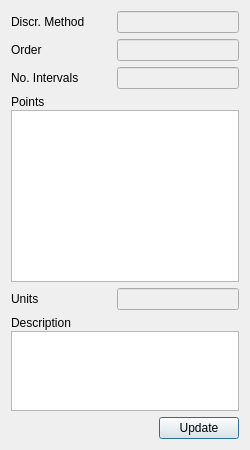
Before: the Qt Designer form trunk/daetools-package/daetools/dae_simulator/editor_domain_distributed.ui in v1kko/daetools, drawn with Qt 5.
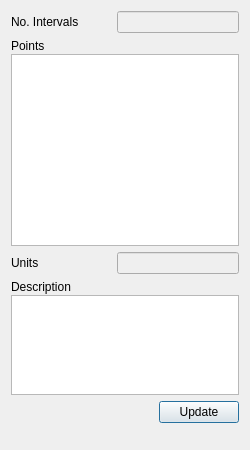
After: the same form once the commit is applied.

Commit message: Removed discretization method and order from daeDomain.CreateStructuredGrid and moved to functions d() and d2(). Now different discretization schemes can be applied to the same domain and mixed. The previous design was a recidive from other modelling software.

The edit to the form file:
```diff
--- a/trunk/daetools-package/daetools/dae_simulator/editor_domain_distributed.ui
+++ b/trunk/daetools-package/daetools/dae_simulator/editor_domain_distributed.ui
@@ -32,96 +32,6 @@
    <enum>QFrame::Raised</enum>
   </property>
   <layout class="QVBoxLayout" name="verticalLayout_3">
-   <item>
-    <layout class="QHBoxLayout" name="horizontalLayout">
-     <item>
-      <widget class="QLabel" name="label">
-       <property name="sizePolicy">
-        <sizepolicy hsizetype="Minimum" vsizetype="Preferred">
-         <horstretch>0</horstretch>
-         <verstretch>0</verstretch>
-        </sizepolicy>
-       </property>
-       <property name="minimumSize">
-        <size>
-         <width>100</width>
-         <height>0</height>
-        </size>
-       </property>
-       <property name="text">
-        <string>Discr. Method</string>
-       </property>
-      </widget>
-     </item>
-     <item>
-      <widget class="QLineEdit" name="discrMethodEdit">
-       <property name="enabled">
-        <bool>false</bool>
-       </property>
-       <property name="sizePolicy">
-        <sizepolicy hsizetype="Expanding" vsizetype="Fixed">
-         <horstretch>1</horstretch>
-         <verstretch>0</verstretch>
-        </sizepolicy>
-       </property>
-       <property name="minimumSize">
-        <size>
-         <width>100</width>
-         <height>0</height>
-        </size>
-       </property>
-       <property name="toolTip">
-        <string>&lt;html&gt;&lt;head/&gt;&lt;body&gt;&lt;p&gt;Select the discretization method from the list of available methods (currently eCFDM, eBFDM and eFFDM).&lt;/p&gt;&lt;/body&gt;&lt;/html&gt;</string>
-       </property>
-      </widget>
-     </item>
-    </layout>
-   </item>
-   <item>
-    <layout class="QHBoxLayout" name="horizontalLayout_3">
-     <item>
-      <widget class="QLabel" name="label_2">
-       <property name="sizePolicy">
-        <sizepolicy hsizetype="Minimum" vsizetype="Preferred">
-         <horstretch>0</horstretch>
-         <verstretch>0</verstretch>
-        </sizepolicy>
-       </property>
-       <property name="minimumSize">
-        <size>
-         <width>100</width>
-         <height>0</height>
-        </size>
-       </property>
-       <property name="text">
-        <string>Order</string>
-       </property>
-      </widget>
-     </item>
-     <item>
-      <widget class="QLineEdit" name="orderEdit">
-       <property name="enabled">
-        <bool>false</bool>
-       </property>
-       <property name="sizePolicy">
-        <sizepolicy hsizetype="Expanding" vsizetype="Fixed">
-         <horstretch>1</horstretch>
-         <verstretch>0</verstretch>
-        </sizepolicy>
-       </property>
-       <property name="minimumSize">
-        <size>
-         <width>100</width>
-         <height>0</height>
-        </size>
-       </property>
-       <property name="toolTip">
-        <string>&lt;html&gt;&lt;head/&gt;&lt;body&gt;&lt;p&gt;Insert the discretization order (integer).&lt;/p&gt;&lt;/body&gt;&lt;/html&gt;</string>
-       </property>
-      </widget>
-     </item>
-    </layout>
-   </item>
    <item>
     <layout class="QHBoxLayout" name="horizontalLayout_4">
      <item>
```
The commit also changes 10 other files.
